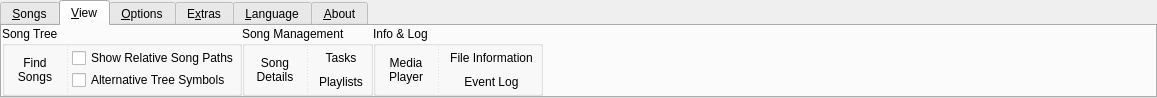
First picture: the form in uman/src/ribbon/QURibbonBar.ui, repository UltraStar-Deluxe/UltraStar-Manager, before the edit.
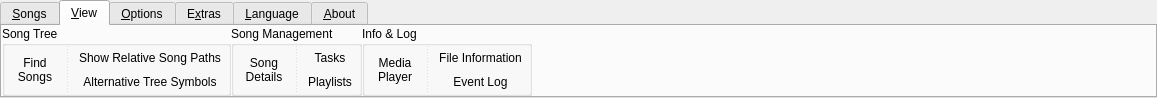
Second picture: the form after the edit. The open tabs and pages were chosen to show the change. Icons and pictures are not drawn.

Commit message: replaced last two checkboxes by toolbuttons (in View)

Patch:
```diff
--- a/uman/src/ribbon/QURibbonBar.ui
+++ b/uman/src/ribbon/QURibbonBar.ui
@@ -553,23 +553,61 @@
           <number>0</number>
          </property>
          <item>
-          <widget class="QCheckBox" name="relativePathsChk">
+          <widget class="QToolButton" name="relativePathsChk">
+           <property name="sizePolicy">
+            <sizepolicy hsizetype="Preferred" vsizetype="Preferred">
+             <horstretch>0</horstretch>
+             <verstretch>0</verstretch>
+            </sizepolicy>
+           </property>
            <property name="toolTip">
             <string>Show relative paths in the song tree. These paths are relative to the database folder.</string>
            </property>
            <property name="text">
             <string>Show Relative Song Paths</string>
            </property>
+           <property name="icon">
+            <iconset resource="../resources/uman.qrc">
+             <normaloff>:/control/folder_relative.png</normaloff>:/control/folder_relative.png</iconset>
+           </property>
+           <property name="checkable">
+            <bool>true</bool>
+           </property>
+           <property name="toolButtonStyle">
+            <enum>Qt::ToolButtonTextBesideIcon</enum>
+           </property>
+           <property name="autoRaise">
+            <bool>true</bool>
+           </property>
           </widget>
          </item>
          <item>
-          <widget class="QCheckBox" name="otherSymbolsChk">
+          <widget class="QToolButton" name="otherSymbolsChk">
+           <property name="sizePolicy">
+            <sizepolicy hsizetype="Preferred" vsizetype="Preferred">
+             <horstretch>0</horstretch>
+             <verstretch>0</verstretch>
+            </sizepolicy>
+           </property>
            <property name="toolTip">
             <string>Display other symbols in the song tree that may be less annoying for the user. =)</string>
            </property>
            <property name="text">
             <string>Alternative Tree Symbols</string>
            </property>
+           <property name="icon">
+            <iconset resource="../resources/uman.qrc">
+             <normaloff>:/types/music.png</normaloff>:/types/music.png</iconset>
+           </property>
+           <property name="checkable">
+            <bool>true</bool>
+           </property>
+           <property name="toolButtonStyle">
+            <enum>Qt::ToolButtonTextBesideIcon</enum>
+           </property>
+           <property name="autoRaise">
+            <bool>true</bool>
+           </property>
           </widget>
          </item>
         </layout>
```
